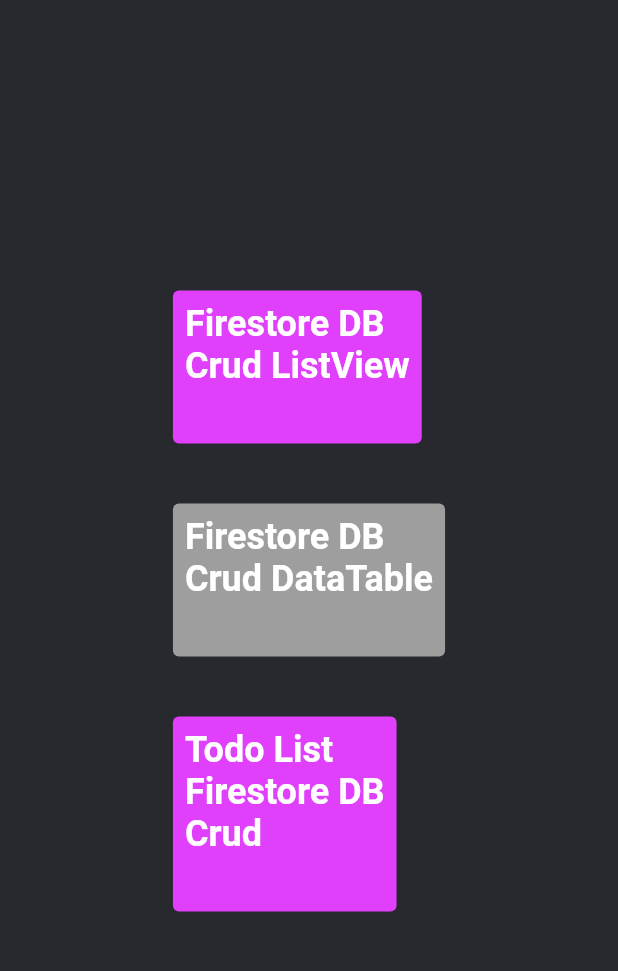
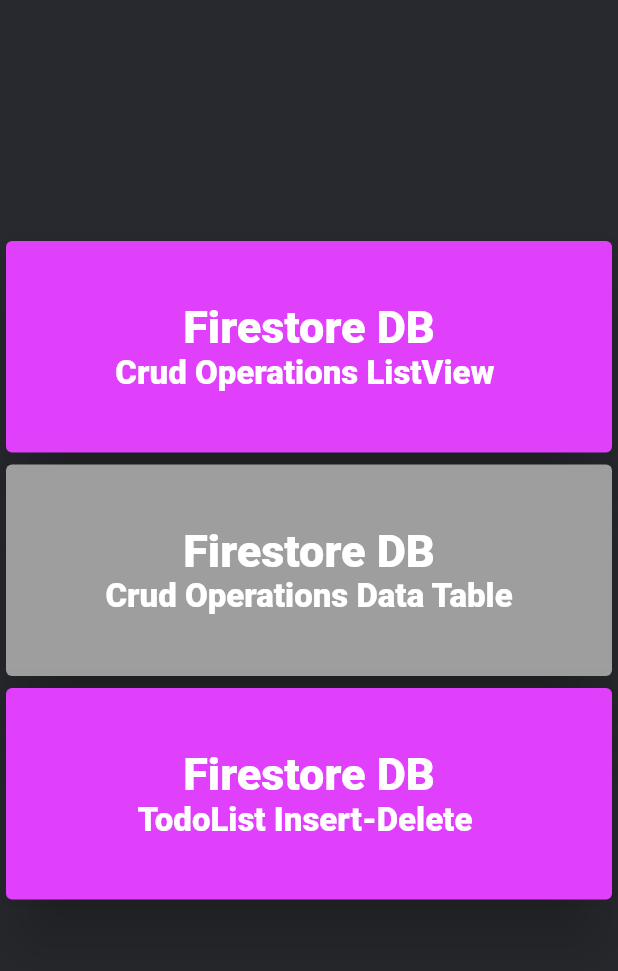
Before and after one commit to hbfawaz112/Flutter-Firebase-Auth-Firestore-Tutorial, a Flutter app: the MainPage screen opened directly, on a phone screen of 412 x 824 dp, the part 59-1030 px from its top. Run offline on Flutter 3.47's test engine with Material 2 defaults, Android fonts, the phone set to English and light mode, and no system bars; our stand-ins replace cloud_firestore, firebase_auth, firebase_core, fluttertoast, google_sign_in, matcher; accounts and stored records are empty.

Commit message:
Updating some UI

```diff
--- a/lib/MainPage.dart
+++ b/lib/MainPage.dart
@@ -46,84 +46,98 @@ class _GridLayoutState extends State<GridLayout> {
   @override
   Widget build(BuildContext context) {
     return Center(
-      child:Column(
-        mainAxisAlignment: MainAxisAlignment.center,
-        crossAxisAlignment: CrossAxisAlignment.start,
-        children: [
+      child: ListView(children: [
+        SizedBox(height:140),
 
-        TextButton(
-            onPressed: () {
+         InkWell(
+
+           onTap: (){
                   Navigator.push(
                               context,
                               MaterialPageRoute(builder: (context) => D()),
                               );
+           },
+                    child: Card(
+                      color: Colors.purpleAccent,
+                     elevation: 20,
+                child:
+                Container(
+                    padding:EdgeInsets.all(40),
 
-            },
-            child: Column(
-              children: [
-                Text(
-                  'Firestore DB\nCrud ListView',
+                    child:new Column(
+                        crossAxisAlignment: CrossAxisAlignment.start,
+                        children:<Widget>[
+                          Center(child:Text("Firestore DB",style: TextStyle(fontSize:30,fontWeight:FontWeight.w900,color : Colors.white),)),
+
+                          Center(child:Text("Crud Operations ListView ",style: TextStyle(color:Colors.white,fontSize:22,fontWeight:FontWeight.w900))),
+
+                        ]
+                    )
+                )
             ),
-                SizedBox(height: 30),
-              ],
          ),
-            style: TextButton.styleFrom(
-                primary: Colors.white,
-                backgroundColor: Colors.purpleAccent,
-                textStyle: TextStyle(fontSize: 24, fontWeight: FontWeight.bold)),
-          ),
-            SizedBox(height: 40,),
-            TextButton(
-            onPressed: () {
 
 
+          InkWell(
+
+           onTap: (){
                       Navigator.push(
                               context,
                               MaterialPageRoute(builder: (context) => D1()),
                               );
+           },
+                    child: Card(
+                      color: Colors.grey,
+                     elevation: 20,
+                child:
+                Container(
+                    padding:EdgeInsets.all(40),
 
+                    child:new Column(
+                        crossAxisAlignment: CrossAxisAlignment.start,
+                        children:<Widget>[
+                          Center(child:Text("Firestore DB",style: TextStyle(fontSize:30,fontWeight:FontWeight.w900,color : Colors.white),)),
 
-            },
-            child:
-              Column(
-                children: [
-                  Text(
-                  'Firestore DB\nCrud DataTable',
+                          Center(child:Text("Crud Operations Data Table",style: TextStyle(color: Colors.white,fontSize:22,fontWeight:FontWeight.w900))),
+
+                        ]
+                    )
+                )
             ),
-                  SizedBox(height: 30),
-                ],
          ),
-            style: TextButton.styleFrom(
-                primary: Colors.white,
-                backgroundColor: Colors.grey,
-                textStyle: TextStyle(fontSize: 24, fontWeight: FontWeight.bold)),
-          ),
-            SizedBox(height: 40,),
-            TextButton(
-            onPressed: () {
 
+          InkWell(
+
+           onTap: (){
                   Navigator.push(
                               context,
                               MaterialPageRoute(builder: (context) => Todos()),
                               );
+           },
+                    child: Card(
+                      color: Colors.purpleAccent,
+                     elevation: 20,
+                child:
+                Container(
+                    padding:EdgeInsets.all(40),
 
-            },
-            child:
-             Column(
-               children: [
-                 Text(
-                  'Todo List\nFirestore DB\nCrud',
+                    child:new Column(
+                        crossAxisAlignment: CrossAxisAlignment.start,
+                        children:<Widget>[
+                          Center(child:Text("Firestore DB",style: TextStyle(fontSize:30,fontWeight:FontWeight.w900,color : Colors.white),)),
+
+                          Center(child:Text("TodoList Insert-Delete ",style: TextStyle(color: Colors.white, fontSize:22,fontWeight:FontWeight.w900))),
+
+                        ]
+                    )
+                )
             ),
-             SizedBox(height: 30),
-               ],
-             ),
-            style: TextButton.styleFrom(
-                primary: Colors.white,
-                backgroundColor: Colors.purpleAccent,
-                textStyle: TextStyle(fontSize: 24, fontWeight: FontWeight.bold)),
          ),
 
-      ],)
+
+      ]
+        )
       );
+
   }
 }
```
Also changed, not shown: 1 other file. Lines whose indentation alone changed are shown as unchanged.
